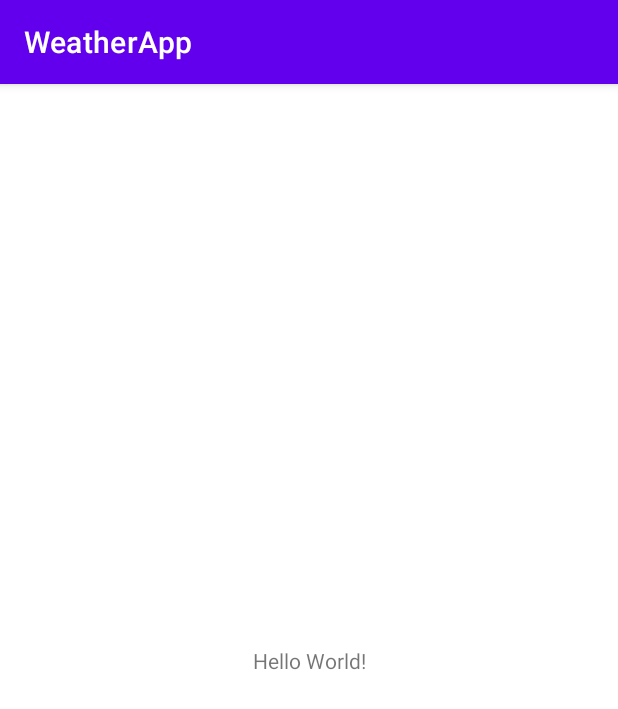
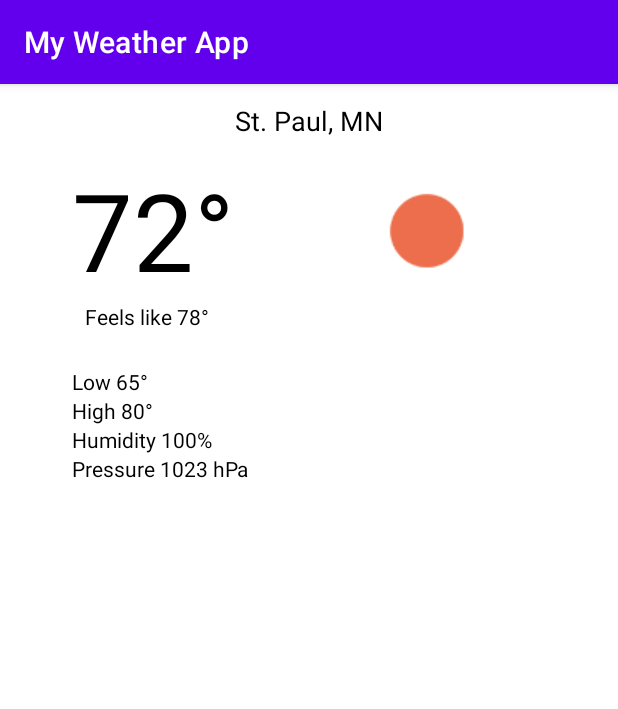
Before and after one commit to beesal10-ce/WeatherApp, an Android app: the screen it shows after launch (MainActivity), on a phone screen of 412 x 824 dp. Shown: the top 709 px of the screen. Run offline under Robolectric (Android 15) with nearby library versions, the phone set to English and light mode, and no system bars.

Commit message:
Creates current condition page

```diff
--- a/app/src/main/java/firstapp/weatherapp/MainActivity.kt
+++ b/app/src/main/java/firstapp/weatherapp/MainActivity.kt
@@ -2,10 +2,14 @@ package firstapp.weatherapp
 
 import androidx.appcompat.app.AppCompatActivity
 import android.os.Bundle
+import android.widget.ImageView
 
 class MainActivity : AppCompatActivity() {
+
+    lateinit var conditionIcon :ImageView
     override fun onCreate(savedInstanceState: Bundle?) {
         super.onCreate(savedInstanceState)
         setContentView(R.layout.activity_main)
+    conditionIcon =findViewById(R.id.condition_icon)
     }
 }
--- a/app/src/main/res/layout/activity_main.xml
+++ b/app/src/main/res/layout/activity_main.xml
@@ -4,15 +4,97 @@
     xmlns:tools="http://schemas.android.com/tools"
     android:layout_width="match_parent"
     android:layout_height="match_parent"
+    android:visibility="visible"
     tools:context=".MainActivity">
 
     <TextView
+        android:id="@+id/city_name"
         android:layout_width="wrap_content"
         android:layout_height="wrap_content"
-        android:text="Hello World!"
-        app:layout_constraintBottom_toBottomOf="parent"
+        android:text="@string/st_paul_mn"
+        android:layout_marginTop="12dp"
+        android:textSize = "18sp"
+        android:textColor="@color/black"
         app:layout_constraintLeft_toLeftOf="parent"
         app:layout_constraintRight_toRightOf="parent"
         app:layout_constraintTop_toTopOf="parent" />
 
+    <TextView
+       android:id = "@+id/temperature"
+       android:layout_width="wrap_content"
+       android:layout_height="wrap_content"
+       android:textSize ="72sp"
+       android:layout_marginTop="12dp"
+       android:layout_marginStart="48dp"
+       android:textColor="@color/black"
+       android:text="@string/temperature"
+       app:layout_constraintTop_toBottomOf="@id/city_name"
+       app:layout_constraintStart_toStartOf="parent"
+        />
+    <ImageView
+        android:id="@+id/condition_icon"
+        android:layout_width="72dp"
+        android:layout_height="72dp"
+        android:contentDescription="@null"
+        android:scaleType="center"
+        app:layout_constraintTop_toTopOf="@id/temperature"
+        app:layout_constraintBottom_toBottomOf="@id/temperature"
+        app:layout_constraintStart_toEndOf="@id/temperature"
+        app:layout_constraintEnd_toEndOf="parent"
+        android:src="@drawable/sun"/>
+
+    <TextView
+        android:id="@+id/feels_like"
+        android:layout_width="wrap_content"
+        android:layout_height="wrap_content"
+        android:text="@string/feels_like"
+        android:textColor="@color/black"
+        app:layout_constraintEnd_toEndOf="@id/temperature"
+        app:layout_constraintHorizontal_bias="0.346"
+        app:layout_constraintStart_toStartOf="@id/temperature"
+        app:layout_constraintTop_toBottomOf="@id/temperature" />
+
+    <TextView
+        android:id="@+id/low"
+        android:layout_width="wrap_content"
+        android:layout_height="wrap_content"
+        android:layout_marginTop="24dp"
+        android:text="@string/low"
+        android:textColor="@color/black"
+        android:textSize="14sp"
+        app:layout_constraintStart_toStartOf="@id/temperature"
+        app:layout_constraintTop_toBottomOf="@id/feels_like"
+        />
+    <TextView
+        android:id="@+id/high"
+        android:layout_width="wrap_content"
+        android:layout_height="wrap_content"
+        android:text="@string/high"
+        android:textColor="@color/black"
+        android:textSize="14sp"
+        app:layout_constraintStart_toStartOf="@id/temperature"
+        app:layout_constraintTop_toBottomOf="@id/low"
+        />
+    <TextView
+        android:id="@+id/humidity"
+        android:layout_width="wrap_content"
+        android:layout_height="wrap_content"
+        android:text="@string/humidity"
+        android:textColor="@color/black"
+        android:textSize="14sp"
+        app:layout_constraintStart_toStartOf="@id/temperature"
+        app:layout_constraintTop_toBottomOf="@id/high"
+        />
+    <TextView
+        android:id="@+id/Pressure"
+        android:layout_width="wrap_content"
+        android:layout_height="wrap_content"
+        android:text="@string/Pressure"
+        android:textColor="@color/black"
+        android:textSize="14sp"
+        app:layout_constraintStart_toStartOf="@id/temperature"
+        app:layout_constraintTop_toBottomOf="@id/humidity"
+        />
+
+
 </androidx.constraintlayout.widget.ConstraintLayout>
--- a/app/src/main/res/values/strings.xml
+++ b/app/src/main/res/values/strings.xml
@@ -1,3 +1,10 @@
 <resources>
-    <string name="app_name">WeatherApp</string>
+    <string name="app_name">My Weather App</string>
+    <string name="st_paul_mn">St. Paul, MN</string>
+    <string name="temperature">72°</string>
+    <string name="feels_like">Feels like 78°</string>
+    <string name="low">Low 65°</string>
+    <string name="high">High 80°</string>
+    <string name="humidity">Humidity 100%</string>
+    <string name="Pressure">Pressure 1023 hPa</string>
 </resources>
```
Also changed, not shown: app/src/main/res/drawable-v24/sun.png (added).
